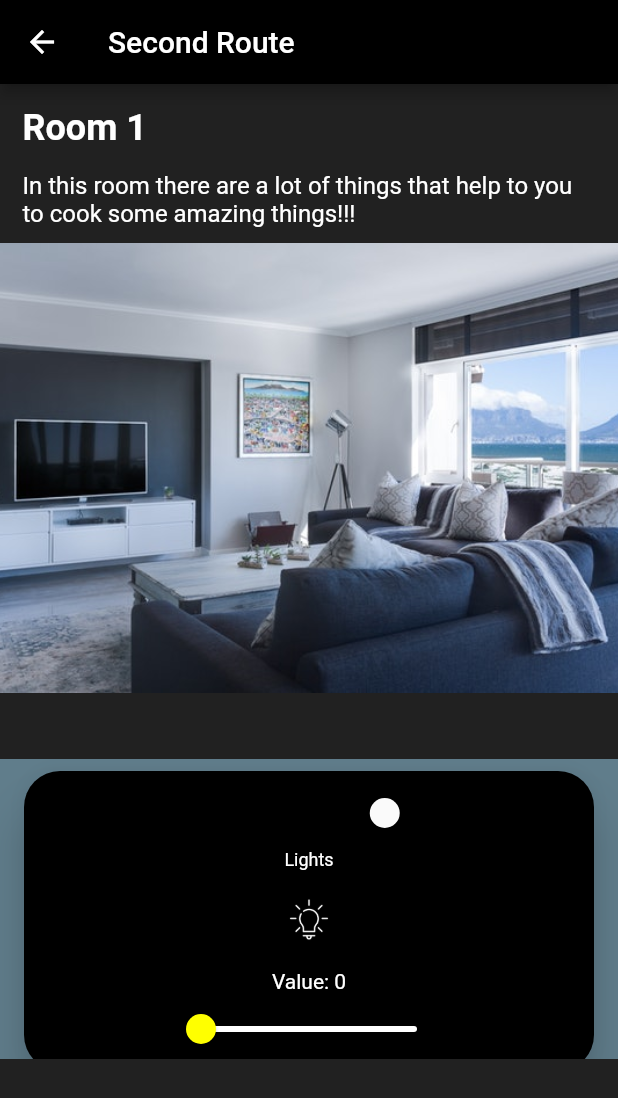
After one commit to gdglapaz/FlutterStudyJam-2019, a Flutter app: the screen it shows after launch, after a tap on the "arrow forward ios" icon, on a phone screen of 412 x 824 dp. The commit adds this screen. Shown: the top 1098 px of the screen. Run offline on Flutter 3.47's test engine with Material 2 defaults, Android fonts, the phone set to English and light mode, and no system bars.

Commit message:
Final commit

```diff
--- a/smart_house_application/lib/screens/home/widgets/card_room.dart
+++ b/smart_house_application/lib/screens/home/widgets/card_room.dart
@@ -1,4 +1,5 @@
 import 'package:flutter/material.dart';
+import 'package:smart_house_application/screens/rooms/room_detail.dart';
 
 class CardRoom extends StatelessWidget {
   double paddingSize = 10.0;
@@ -23,12 +24,20 @@ class CardRoom extends StatelessWidget {
       bottom: paddingSize,
       right: paddingSize,
       child: FloatingActionButton(
+        heroTag: "fab1_$titleCard",
         backgroundColor: Colors.black38,
+//        mini: true,
+//        tooltip: "Fav",
+        onPressed: (){
+            Navigator.push(
+            context,
+              MaterialPageRoute(builder: (context) => RoomDetail(titleCard, "In this room there are a lot of things that help to you to cook some amazing things!!!", pathImage)),
+            );
+        },
         child: Icon(
           Icons.arrow_forward_ios,
           color: Colors.white,
         ),
-        onPressed: null,
       ),
     );
 
@@ -36,6 +45,7 @@ class CardRoom extends StatelessWidget {
       top: paddingSize,
       right: paddingSize,
       child: FloatingActionButton(
+        heroTag: "fab2_$titleCard",
         backgroundColor: Colors.transparent,
         child: Icon(
           Icons.lightbulb_outline,
--- /dev/null
+++ b/smart_house_application/lib/screens/rooms/room_detail.dart
@@ -0,0 +1,131 @@
+import 'package:flutter/material.dart';
+import 'package:flutter_staggered_grid_view/flutter_staggered_grid_view.dart';
+import 'package:smart_house_application/screens/rooms/widgets/room_card.dart';
+
+class RoomDetail extends StatelessWidget {
+  String roomTitle = "";
+  String roomDescription = "";
+  String roomPicture = "assets/pic_house.jpeg";
+
+  RoomDetail(this.roomTitle, this.roomDescription, this.roomPicture);
+
+  @override
+  Widget build(BuildContext context) {
+
+    final boardPicture = Container(
+      height: 300.0,
+      decoration: BoxDecoration(
+        image: DecorationImage(
+            fit: BoxFit.cover,
+            image: AssetImage(roomPicture)
+        ),
+      ),
+    );
+
+
+    final boardTitle = Container(
+        padding: EdgeInsets.all(15.0),
+        child: Align(
+          alignment: Alignment.topLeft,
+          child:  Text(
+            roomTitle,
+            textDirection: TextDirection.ltr,
+            style: TextStyle(
+                color: Colors.white,
+                fontSize: 24.0,
+                fontWeight: FontWeight.w600
+            ),
+          ),
+        )
+    );
+
+    final boardDescription = Container(
+        padding: EdgeInsets.only(left: 15.0, bottom: 10.0,right: 15.0),
+        child: Align(
+          alignment: Alignment.topLeft,
+          child:  Text(
+            roomDescription,
+            textDirection: TextDirection.ltr,
+            style: TextStyle(
+              color: Colors.white,
+              fontSize: 16.0,
+            ),
+          ),
+        )
+    );
+
+
+
+
+    final cards=Container(
+        margin: EdgeInsets.fromLTRB(0, 44, 0, 0),
+        color: Colors.blueGrey,
+        width: 500.0,
+        height: 200.0,
+
+        child: StaggeredGridView.count(
+          scrollDirection: Axis.horizontal,
+          crossAxisCount: 2,
+          crossAxisSpacing: 12.0,
+          mainAxisSpacing: 12.0,
+          padding: EdgeInsets.symmetric(horizontal: 16.0, vertical: 8.0),
+
+          children: <Widget>[
+            RoomCard(Container(
+              color: Colors.black,
+              width: 50.0,
+              height: 50.0,
+              child : Image.asset('assets/icons/luz.png',color: Colors.white,),
+            ),'Lights'),
+
+            RoomCard(Container(
+              color: Colors.black,
+              width: 50.0,
+              height: 50.0,
+              child : Image.asset('assets/icons/temperatura.png',color: Colors.white,),
+            ),'Air condition'),
+
+            RoomCard(Container(
+              color: Colors.black,
+              width: 50.0,
+              height: 50.0,
+              child : Image.asset('assets/icons/conexion.png',color: Colors.white,),
+            ),'Conection'),
+
+            RoomCard(Container(
+              color: Colors.black,
+              width: 50.0,
+              height: 50.0,
+              child : Image.asset('assets/icons/camera.png',color: Colors.white,),
+            ),'Security'),
+
+          ],
+
+          staggeredTiles: [
+            StaggeredTile.extent(2,200.0),
+            StaggeredTile.extent(2,200.0),
+            StaggeredTile.extent(2,200.0),
+            StaggeredTile.extent(2,200.0),
+          ],
+        )
+    );
+
+    return Scaffold(
+      appBar: AppBar(
+        title: Text("Second Route"),
+        backgroundColor: Colors.black,
+      ),
+      body: Container(
+        decoration: new BoxDecoration(color: Colors.black87),
+        child: Column(
+          children: <Widget>[
+            boardTitle,
+            boardDescription,
+            boardPicture,
+            cards,
+          ],
+        ),
+      ),
+    );
+  }
+}
--- /dev/null
+++ b/smart_house_application/lib/screens/rooms/widgets/room_card.dart
@@ -0,0 +1,99 @@
+import 'package:flutter/material.dart';
+final _borderRadius = BorderRadius.circular(24.0);
+
+class RoomCard extends StatelessWidget {
+  Widget wid;
+  String heading;
+  RoomCard(this.wid, this.heading);
+
+  bool _value1S = false;
+  double _valueS1 = 0.0;
+
+  void _onChanged1(bool value){
+    _value1S=value;
+  }
+
+  void _setvalueS1(double value){
+    _valueS1=value;
+  }
+
+  @override
+  Widget build(BuildContext context) {
+
+    return Material(
+      color: Colors.black,
+      elevation: 14.0,
+      borderRadius: _borderRadius,
+      child: Center(
+        child: Padding(
+          padding: const EdgeInsets.all(0.0),
+          child: Row(
+            mainAxisAlignment: MainAxisAlignment.center,
+            children: <Widget>[
+              Column(
+                children: <Widget>[
+                  Column(
+                    mainAxisAlignment: MainAxisAlignment.center,
+                    children: <Widget>[
+                      ///switch
+                      Padding(
+                        padding: const EdgeInsets.fromLTRB(120, 4, 0, 0),
+                        child: Switch(
+                          value: _value1S,
+                          onChanged: _onChanged1,
+                          activeColor: Colors.white,
+                        ),
+                      ),
+
+                      Material(
+                          color: Colors.black,
+                          borderRadius:  _borderRadius,
+                          child:Column(
+                            children: <Widget>[
+                              Text(heading,
+                                style: TextStyle(
+                                  color: Colors.white,
+                                  fontSize: 12.0,
+                                ),
+                              ),
+
+                              Padding(
+                                padding: const EdgeInsets.all(8.0),
+                                child: wid,
+                              ),
+                            ],
+                          )
+                      ),
+                    ],
+                  ),
+
+                  Center(
+                    child: new Column(
+                      children: <Widget>[
+                        new Text(
+                          'Value: ${(_valueS1* 100).round()}',
+                          style: TextStyle(
+                              color: Colors.white
+                          ),
+                        ),
+                        new Slider(
+                            value: _valueS1,
+                            onChanged: _setvalueS1,
+                            inactiveColor: Colors.white,
+                            activeColor: Colors.yellowAccent
+                        )
+                      ],
+                    ),
+                  )
+
+                ],
+
+              )
+            ],
+          ),
+        ),
+      ),
+
+    );
+  }
+}
--- a/smart_house_application/pubspec.yaml
+++ b/smart_house_application/pubspec.yaml
@@ -19,6 +19,7 @@ dependencies:
   # The following adds the Cupertino Icons font to your application.
   # Use with the CupertinoIcons class for iOS style icons.
   cupertino_icons: ^0.1.2
+  flutter_staggered_grid_view: ^0.2.7
 
 dev_dependencies:
   flutter_test:
@@ -43,6 +44,11 @@ flutter:
      - assets/images/pic_house3.jpeg
      - assets/images/pic_house4.jpeg
 
+
+     - assets/icons/luz.png
+     - assets/icons/temperatura.png
+     - assets/icons/conexion.png
+     - assets/icons/camera.png
   #  - images/a_dot_ham.jpeg
 
   # An image asset can refer to one or more resolution-specific "variants", see
```
Also changed, not shown: smart_house_application/assets/icons/camera.png (added), smart_house_application/assets/icons/conexion.png (added), smart_house_application/assets/icons/luz.png (added), smart_house_application/assets/icons/temperatura.png (added).
